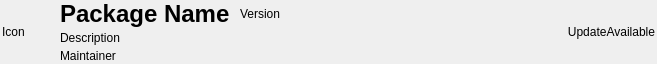
Qt form expanded_view.ui (chennes/AddonManager) before a commit.
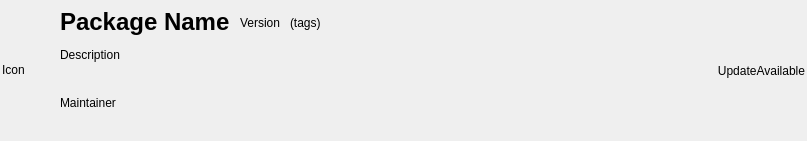
The same form after that commit.

```diff
--- a/expanded_view.ui
+++ b/expanded_view.ui
@@ -6,8 +6,8 @@
    <rect>
     <x>0</x>
     <y>0</y>
-    <width>657</width>
-    <height>64</height>
+    <width>807</width>
+    <height>141</height>
    </rect>
   </property>
   <property name="sizePolicy">
@@ -115,6 +115,13 @@
          </property>
         </widget>
        </item>
+       <item>
+        <widget class="QLabel" name="labelTags">
+         <property name="text">
+          <string>(tags)</string>
+         </property>
+        </widget>
+       </item>
        <item>
         <spacer name="horizontalSpacer_2">
          <property name="orientation">
```
